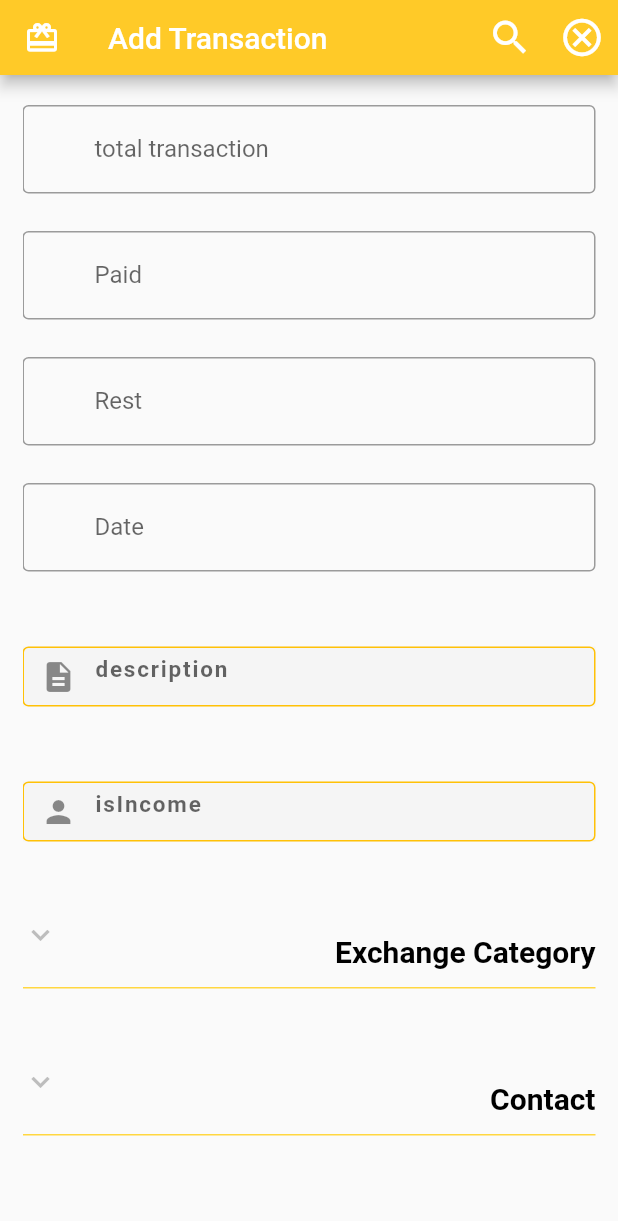
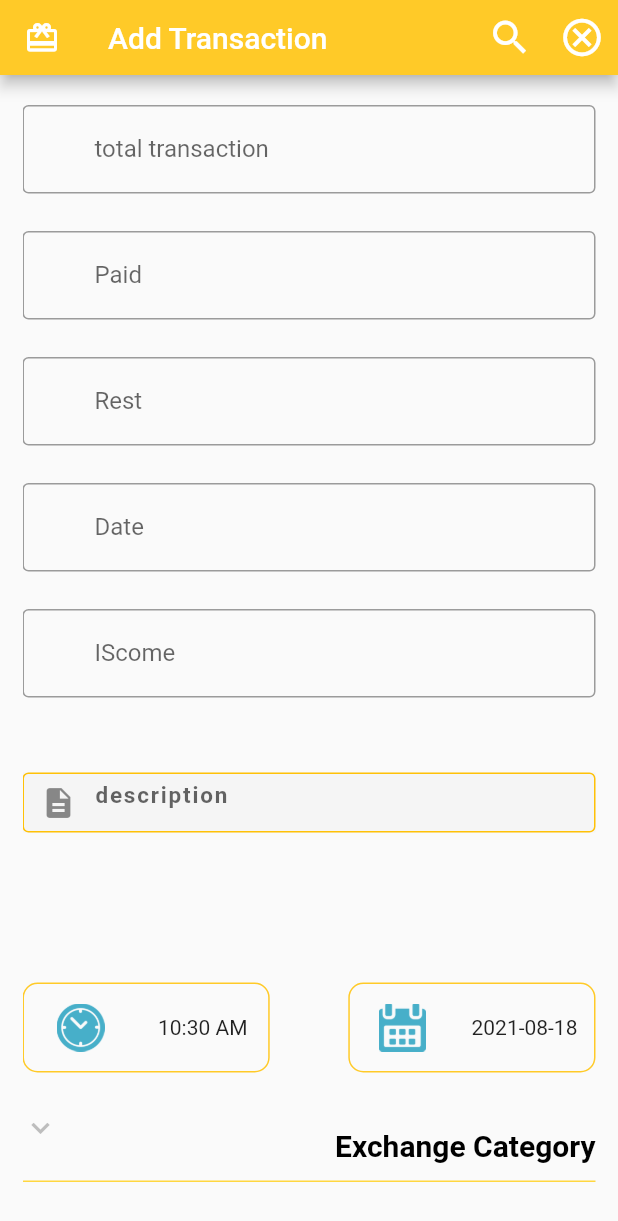
Before and after one commit to BadaelOnline/Task_Bee, a Flutter app: the AddTransaction screen opened directly, on a phone screen of 412 x 824 dp. Shown: the top 1221 px of the screen. Run offline on Flutter 3.47's test engine with Material 2 defaults, Android fonts, the phone set to English and light mode, and no system bars; our stand-ins replace bloc, conditional_builder, floor, flutter_bloc, percent_indicator, sqflite; accounts and stored records are empty; generated files the repository leaves out were written again.

Commit message:
Add date Time for Transaction

```diff
--- a/lib/screens/transaction/add_transaction.dart
+++ b/lib/screens/transaction/add_transaction.dart
@@ -1,6 +1,7 @@
 import 'package:flutter/cupertino.dart';
 import 'package:flutter/material.dart';
 import 'package:flutter_bloc/flutter_bloc.dart';
+import 'package:intl/intl.dart';
 import 'package:test_database_floor/models/contact.dart';
 import 'package:test_database_floor/models/exchange_category.dart';
 import 'package:test_database_floor/models/wallet.dart';
@@ -29,6 +30,36 @@ class AddTransaction extends StatelessWidget {
   TextEditingController isIncomeController = TextEditingController();
 
   int isID;
+  String date;
+  String time;
+
+  TimeOfDay timeOfDay = TimeOfDay.now();
+  selectedTodotime(BuildContext context) async {
+    var pickTime = await showTimePicker(
+      context: context,
+      initialTime: timeOfDay,
+    );
+    if (pickTime != null) {
+      timeOfDay = pickTime;
+      time = TimeOfDay(hour: pickTime.hour, minute: pickTime.minute)
+          .format(context);
+    }
+  }
+
+  DateTime dateTime = DateTime.now();
+  selectedTodoDate(BuildContext context) async {
+    var pickedDate = await showDatePicker(
+      context: context,
+      initialDate: dateTime,
+      firstDate: DateTime(2000),
+      lastDate: DateTime(2100),
+    );
+
+    if (pickedDate != null) {
+      dateTime = pickedDate;
+      date = DateFormat('yyyy-MM-dd').format(pickedDate);
+    }
+  }
 
   @override
   Widget build(BuildContext context) {
@@ -90,6 +121,13 @@ class AddTransaction extends StatelessWidget {
                     controller: transactionDateController,
                     type: TextInputType.number),
                 SizedBox(
+                  height: 25,
+                ),
+                customFormField(
+                    label: 'IScome',
+                    controller: isIncomeController,
+                    type: TextInputType.number),
+                SizedBox(
                   height: 50,
                 ),
                 CustomTextFormField('description', descriptionController,
@@ -97,10 +135,82 @@ class AddTransaction extends StatelessWidget {
                 SizedBox(
                   height: 50,
                 ),
-                CustomTextFormField('isIncome', isIncomeController,
-                    Icon(Icons.person), () {}, () {}, TextInputType.number),
                 SizedBox(
                   height: 50,
+                ),
+                Row(
+                  mainAxisAlignment: MainAxisAlignment.spaceBetween,
+                  children: [
+                    Container(
+                      height: 60,
+                      width: MediaQuery.of(context).size.width * 0.4,
+                      decoration: BoxDecoration(
+                        border:
+                            Border.all(color: Colors.amber[400], width: 1.0),
+                        borderRadius: BorderRadius.all(Radius.circular(10)),
+                      ),
+                      child: Row(
+                        mainAxisAlignment: MainAxisAlignment.spaceAround,
+                        children: [
+                          IconButton(
+                              icon: Image.asset(
+                                "assets/wallet/clock.png",
+                              ),
+                              onPressed: () {
+                                selectedTodotime(context);
+                              }),
+                          Center(
+                            child: time == null
+                                ? Text(TimeOfDay(
+                                        minute: timeOfDay.minute,
+                                        hour: timeOfDay.hour)
+                                    .format(context))
+                                : Text(
+                                    '$time',
+                                    style: TextStyle(
+                                      color: Colors.black,
+                                      fontSize: 17,
+                                    ),
+                                  ),
+                          ),
+                        ],
+                      ),
+                    ),
+                    Container(
+                      height: 60,
+                      width: MediaQuery.of(context).size.width * 0.4,
+                      decoration: BoxDecoration(
+                        border:
+                            Border.all(color: Colors.amber[400], width: 1.0),
+                        borderRadius: BorderRadius.all(Radius.circular(10)),
+                      ),
+                      child: Row(
+                        mainAxisAlignment: MainAxisAlignment.spaceAround,
+                        children: [
+                          IconButton(
+                              icon: Image.asset("assets/wallet/calendar.png"),
+                              onPressed: () {
+                                selectedTodoDate(context);
+                              }),
+                          Center(
+                            child: date == null
+                                ? Text(
+                                    DateFormat('yyyy-MM-dd').format(dateTime))
+                                : Text(
+                                    '$date',
+                                    style: TextStyle(
+                                      color: Colors.black,
+                                      fontSize: 17,
+                                    ),
+                                  ),
+                          ),
+                        ],
+                      ),
+                    ),
+                  ],
+                ),
+                SizedBox(
+                  height: 25,
                 ),
                 BlocConsumer<ExchangeCubit, ExchangeStates>(
                   listener: (context, ExchangeStates state) {},
@@ -215,9 +325,6 @@ class AddTransaction extends StatelessWidget {
                         hoverColor: Colors.amberAccent,
                         focusColor: Colors.amberAccent,
                       ),
-//                        onSubmitted: (value) =>  Navigator.push(
-//                            context,
-//                            MaterialPageRoute(builder: (context) => ChildInfo(children[0]))) ,
                     );
                   },
                 ),
--- a/pubspec.yaml
+++ b/pubspec.yaml
@@ -24,6 +24,7 @@ dependencies:
   flutter:
     sdk: flutter
   floor: ^1.1.0
+
 
 
 
```
Also changed, not shown: assets/wallet/calendar.png (added), assets/wallet/clock.png (added), pubspec.lock.
